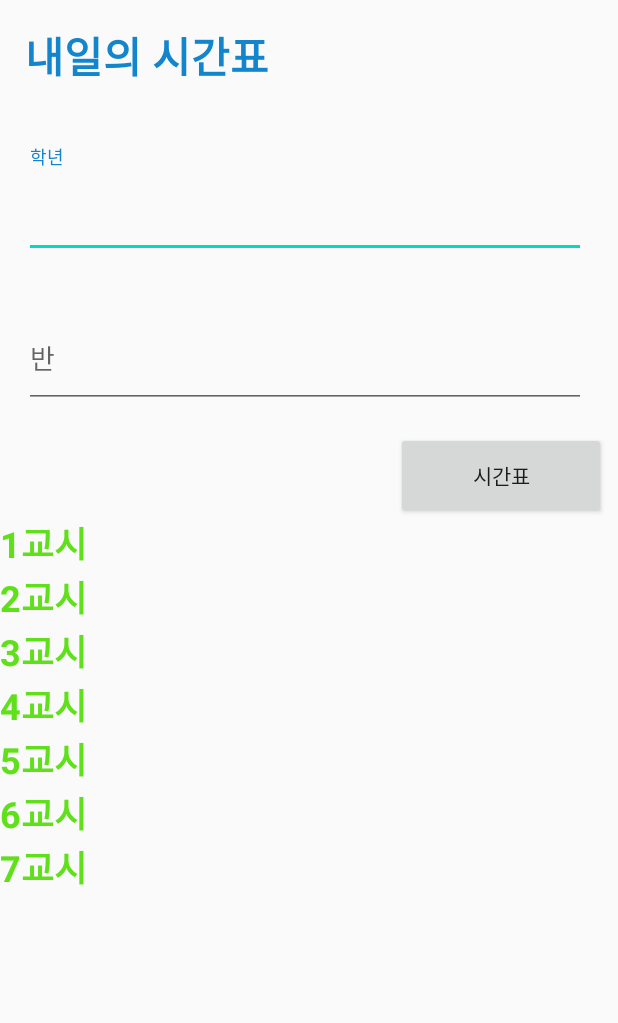
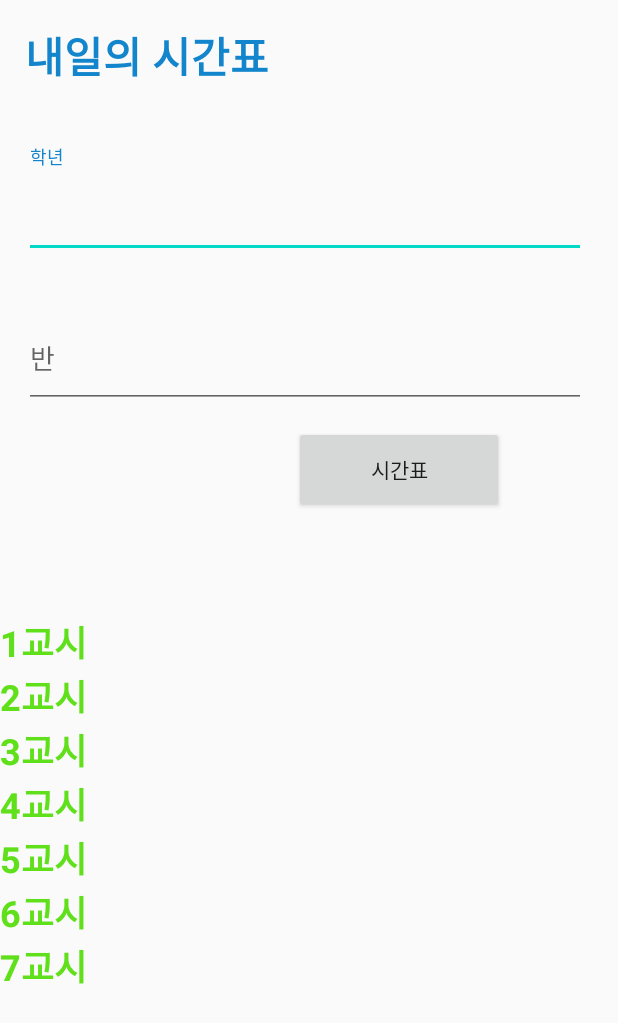
Before and after one commit to kimjw2003/ProjectSchool, an Android app: the layout fragment_time.xml on its own in the app's theme, with its tools: preview values and no code run, on a phone screen of 412 x 824 dp. Shown: the top 1023 px of the screen. Run offline under Robolectric (Android 15) with nearby library versions, the phone set to English and light mode, and no system bars.

Commit message:
[ADD] time

```diff
--- a/app/src/main/AndroidManifest.xml
+++ b/app/src/main/AndroidManifest.xml
@@ -13,6 +13,7 @@
         android:supportsRtl="true"
         android:theme="@style/AppTheme">
         <activity android:name=".fragment.TimeFragment"></activity>
+        <activity android:name=".fragment.TimeFragment" />
         <activity android:name=".fragment.ScheduleFragment" />
         <activity android:name=".fragment.FoodFragment" />
         <activity android:name=".fragment.weatherFragment" />
--- a/app/src/main/java/com/example/projectschool/MainActivity.kt
+++ b/app/src/main/java/com/example/projectschool/MainActivity.kt
@@ -6,10 +6,7 @@ import android.os.Bundle
 import android.util.Log
 import androidx.appcompat.app.AppCompatActivity
 import com.example.projectschool.data.Base
-import com.example.projectschool.fragment.FoodFragment
-import com.example.projectschool.fragment.ScheduleFragment
-import com.example.projectschool.fragment.TimeFragment
-import com.example.projectschool.fragment.weatherFragment
+import com.example.projectschool.fragment.*
 import com.example.projectschool.retrofit.weather.WeatherClient
 import com.project.simplecode.spDateFormat
 import kotlinx.android.synthetic.main.activity_main.*
--- a/app/src/main/res/layout/activity_main.xml
+++ b/app/src/main/res/layout/activity_main.xml
@@ -119,18 +119,15 @@
         app:layout_constraintHorizontal_bias="0.236"
         app:layout_constraintStart_toStartOf="parent" />
 
+
     <FrameLayout
         android:id="@+id/main_frame"
         android:layout_width="409dp"
         android:layout_height="590dp"
         app:layout_constraintBottom_toBottomOf="parent"
         app:layout_constraintEnd_toEndOf="parent"
-        app:layout_constraintHorizontal_bias="0.4"
         app:layout_constraintStart_toStartOf="parent">
-
-
     </FrameLayout>
-
 
     <TextView
         android:id="@+id/time"
--- a/app/src/main/res/layout/fragment_time.xml
+++ b/app/src/main/res/layout/fragment_time.xml
@@ -63,30 +63,31 @@
             android:inputType="number" />
     </com.google.android.material.textfield.TextInputLayout>
 
+
     <Button
         android:id="@+id/timeSet"
         android:layout_width="140dp"
         android:layout_height="58dp"
-        android:layout_marginTop="16dp"
-        android:layout_marginEnd="8dp"
+        android:layout_marginTop="12dp"
+        android:layout_marginStart="120dp"
         android:text="시간표"
         app:layout_constraintEnd_toEndOf="parent"
+        app:layout_constraintStart_toStartOf="parent"
         app:layout_constraintTop_toBottomOf="@+id/textInputLayout" />
-
 
     <TextView
         android:id="@+id/first_class"
         android:layout_width="match_parent"
         android:layout_height="wrap_content"
-        android:layout_marginTop="72dp"
+        android:layout_marginTop="68dp"
         android:text="1교시"
         android:textColor="#60e01b"
         android:textSize="24sp"
         android:textStyle="bold"
         app:layout_constraintEnd_toEndOf="parent"
-        app:layout_constraintHorizontal_bias="0.099"
+        app:layout_constraintHorizontal_bias="0.0"
         app:layout_constraintStart_toStartOf="parent"
-        app:layout_constraintTop_toBottomOf="@+id/textInputLayout" />
+        app:layout_constraintTop_toBottomOf="@id/timeSet" />
 
     <TextView
         android:id="@+id/second_class"
```
Also changed, not shown: app/src/main/java/com/example/projectschool/fragment/TimeFragment.kt (+12 -7 lines).
